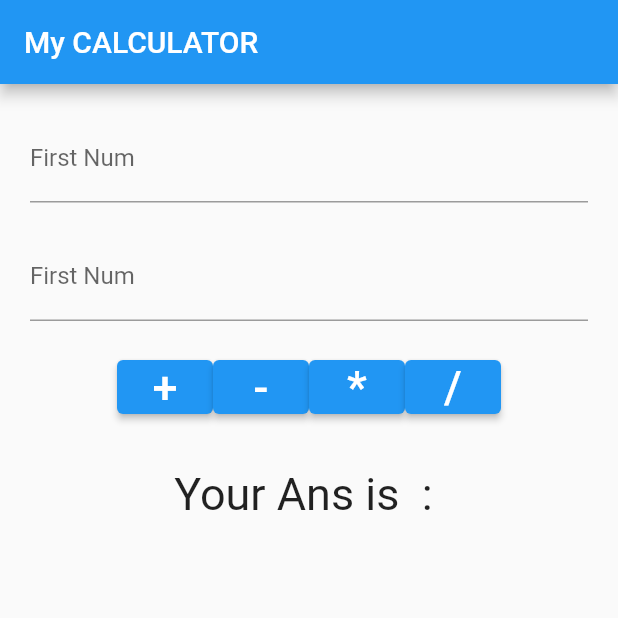
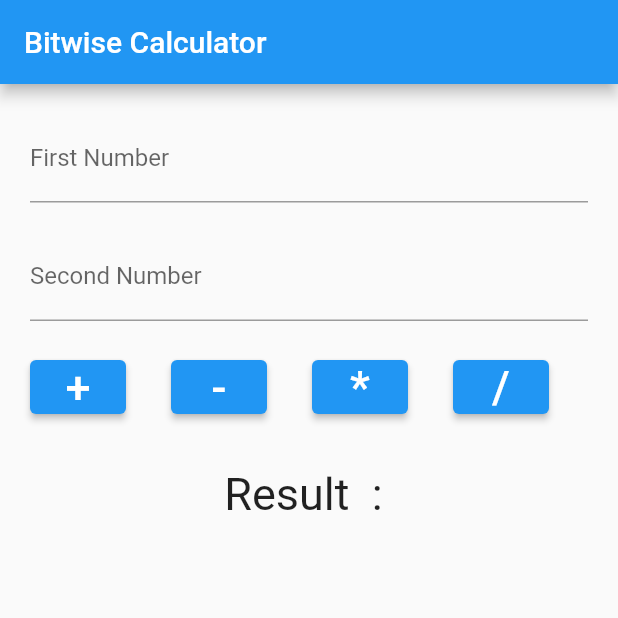
Before and after one commit to prathamesh-2214/Bitwise_Calculator, a Flutter app: the screen it shows after launch, on a phone screen of 412 x 824 dp, the top half of it. Run offline on Flutter 3.47's test engine with Material 2 defaults, Android fonts, the phone set to English and light mode, and no system bars.

Commit message:
Added Space Between Buttons in MainAxis

```diff
--- a/lib/main.dart
+++ b/lib/main.dart
@@ -14,7 +14,7 @@ class MyApp extends StatelessWidget {
       title: 'Calculator',
       home: Scaffold(
         appBar: AppBar(
-          title: const Text('My CALCULATOR'),
+          title: const Text('Bitwise Calculator'),
         ),
         body: Calculator(),
       ),
@@ -27,7 +27,7 @@ class Calculator extends StatefulWidget {
 }
 
 class _CalculatorState extends State<Calculator> {
-  String answer = 'Your Ans is  : ';
+  String answer = 'Result  : ';
   var firstnum = TextEditingController();
   var secondnum = TextEditingController();
   Widget build(BuildContext context) {
@@ -38,7 +38,7 @@ class _CalculatorState extends State<Calculator> {
             TextFormField(
               controller: firstnum,
               decoration: InputDecoration(
-                  labelText: 'First Num', hintText: 'Enter a number '),
+                  labelText: 'First Number', hintText: 'Enter a number '),
             ),
             SizedBox(
               height: 20,
@@ -46,9 +46,12 @@ class _CalculatorState extends State<Calculator> {
             TextFormField(
               controller: secondnum,
               decoration: InputDecoration(
-                  labelText: 'First Num', hintText: 'Enter a number '),
+                  labelText: 'Second Number', hintText: 'Enter a number '),
             ),
-            SizedBox(height: 20),
+            const SizedBox(
+              height: 20,
+              width: 30,
+            ),
             Row(
               mainAxisAlignment: MainAxisAlignment.center,
               children: [
@@ -60,7 +63,10 @@ class _CalculatorState extends State<Calculator> {
                       "+",
                       style: TextStyle(fontSize: 30),
                     )),
-                SizedBox(height: 20),
+                SizedBox(
+                  height: 20,
+                  width: 30,
+                ),
                 ElevatedButton(
                     onPressed: () {
                       calculation("-");
@@ -69,7 +75,10 @@ class _CalculatorState extends State<Calculator> {
                       "-",
                       style: TextStyle(fontSize: 30),
                     )),
-                SizedBox(height: 20),
+                SizedBox(
+                  height: 20,
+                  width: 30,
+                ),
                 ElevatedButton(
                     onPressed: () {
                       calculation("*");
@@ -78,7 +87,10 @@ class _CalculatorState extends State<Calculator> {
                       "*",
                       style: TextStyle(fontSize: 30),
                     )),
-                SizedBox(height: 20),
+                SizedBox(
+                  height: 20,
+                  width: 30,
+                ),
                 ElevatedButton(
                     onPressed: () {
                       calculation("/");
@@ -87,7 +99,10 @@ class _CalculatorState extends State<Calculator> {
                       "/",
                       style: TextStyle(fontSize: 30),
                     )),
-                SizedBox(height: 20),
+                SizedBox(
+                  height: 20,
+                  width: 30,
+                ),
               ],
             ),
             Container(
```
